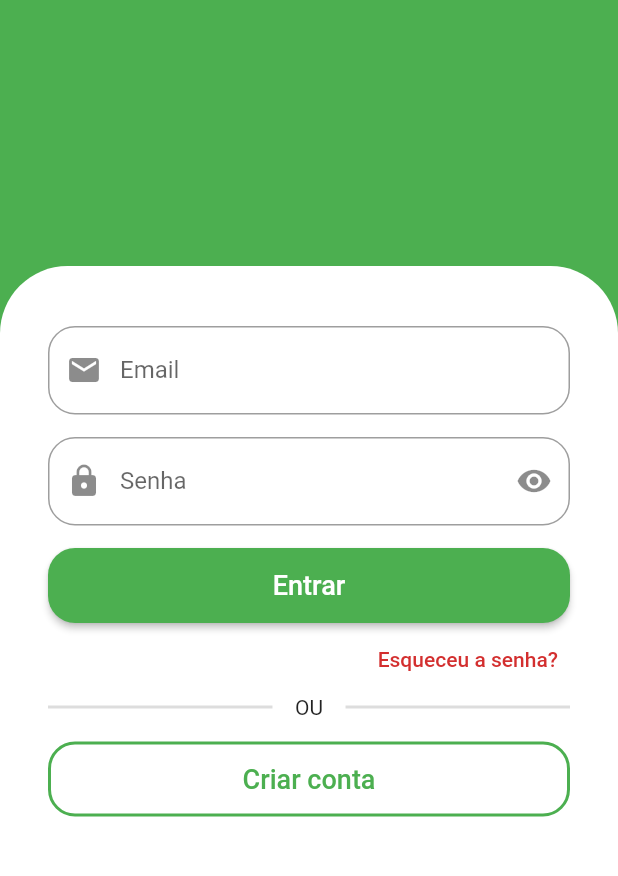
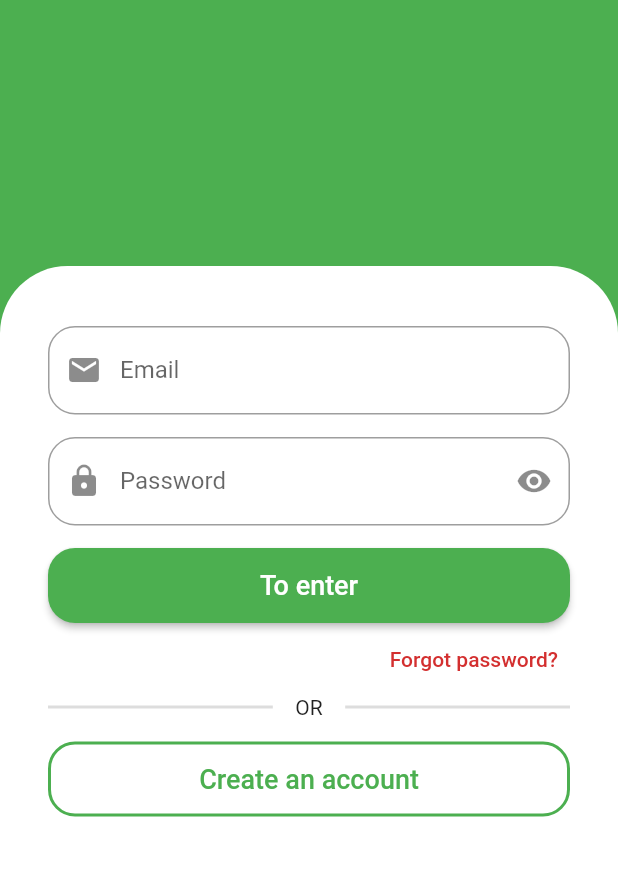
Before and after one commit to FlavioAro/flutter-greengrocer, a Flutter app: the screen it shows after launch, on a phone screen of 412 x 824 dp, the part 337-1213 px from its top. Run offline on Flutter 3.47's test engine with Material 2 defaults, Android fonts, the phone set to English and light mode, and no system bars.

Commit message:
registration screen

```diff
--- a/greengrocer/lib/src/utils/colors.dart
+++ b/greengrocer/lib/src/utils/colors.dart
@@ -3,6 +3,6 @@ import 'package:flutter/material.dart';
 // Colors
 const colorNeutral100 = Colors.black;
 const colorNeutral200 = Colors.white;
-const colorNeutral300 = Colors.green;
+const colorNeutral300 = Colors.green; // Color main
 Color colorNeutral400 = Colors.red.shade700;
 Color colorNeutral500 = Colors.grey.withAlpha(90);
--- a/greengrocer/lib/src/views/screens/auth/sign_in_screen.dart
+++ b/greengrocer/lib/src/views/screens/auth/sign_in_screen.dart
@@ -4,6 +4,7 @@ import 'package:greengrocer/src/views/components/custom_textfield.dart';
 import 'package:greengrocer/src/views/components/buttons/custom_button.dart';
 import 'package:greengrocer/src/views/components/buttons/custom_textbutton.dart';
 import 'package:greengrocer/src/views/components/buttons/custom_outlinebutton.dart';
+import 'package:greengrocer/src/views/screens/auth/sign_up_screen.dart';
 
 class SignInScreen extends StatelessWidget {
   const SignInScreen({Key? key}) : super(key: key);
@@ -68,18 +69,18 @@ class SignInScreen extends StatelessWidget {
                     ),
                     const SizedBox(height: 15),
                     const CustomTextField(
-                      label: 'Senha',
+                      label: 'Password',
                       icon: Icons.lock,
                       password: true,
                     ),
                     const SizedBox(height: 15),
                     CustomButton(
                       onPressed: () {},
-                      label: 'Entrar',
+                      label: 'To enter',
                     ),
                     const Align(
                       alignment: Alignment.centerRight,
-                      child: CustomTextButton(label: 'Esqueceu a senha?'),
+                      child: CustomTextButton(label: 'Forgot password?'),
                     ),
                     Row(
                       children: [
@@ -91,7 +92,7 @@ class SignInScreen extends StatelessWidget {
                         ),
                         const Padding(
                           padding: EdgeInsets.symmetric(horizontal: 15),
-                          child: Text('OU'),
+                          child: Text('OR'),
                         ),
                         Expanded(
                           child: Divider(
@@ -103,8 +104,16 @@ class SignInScreen extends StatelessWidget {
                     ),
                     const SizedBox(height: 15),
                     CustomOutlineButton(
-                      onPressed: () {},
-                      label: 'Criar conta',
+                      onPressed: () {
+                        Navigator.of(context).push(
+                          MaterialPageRoute(
+                            builder: (c) {
+                              return const SignUpScreen();
+                            },
+                          ),
+                        );
+                      },
+                      label: 'Create an account',
                     ),
                     const SizedBox(height: 15),
                   ],
```
Also changed, not shown: greengrocer/lib/src/views/screens/auth/sign_up_screen.dart (added, +108 -0 lines).
